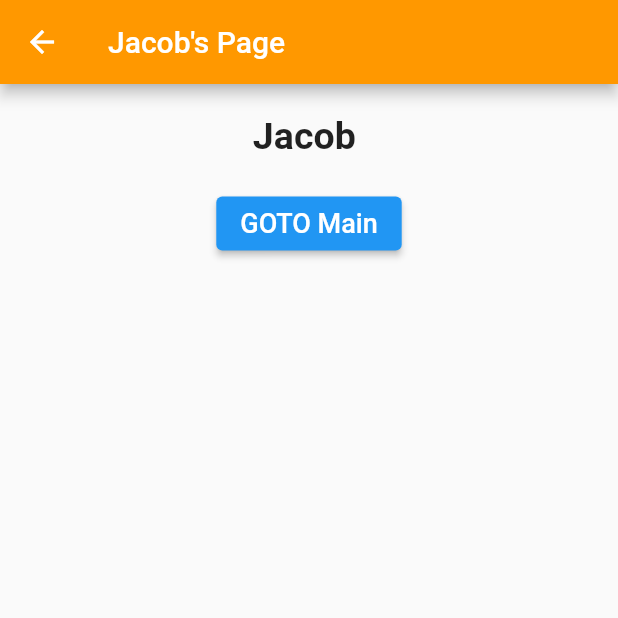
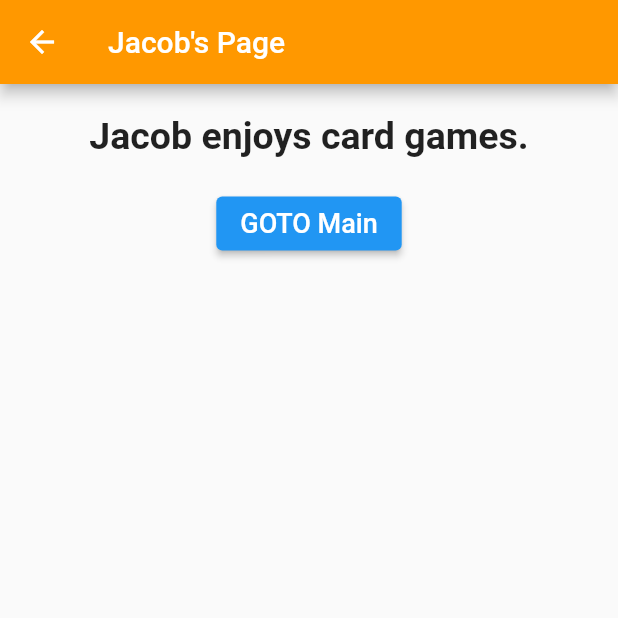
Before and after one commit to jordanlange/group3_A3, a Flutter app: the screen it shows after launch, after a tap on "Jacob", on a phone screen of 412 x 824 dp, the top half of it. Run offline on Flutter 3.47's test engine with Material 2 defaults, Android fonts, the phone set to English and light mode, and no system bars.

Commit message:
Second update

```diff
--- a/group3a3/lib/widgets/jacobPage.dart
+++ b/group3a3/lib/widgets/jacobPage.dart
@@ -23,7 +23,7 @@ class _JacobPageState extends State<JacobPage> {
           Padding
             (padding: const EdgeInsets.all(20),
             child: Text(
-              "Jacob ",
+              "Jacob enjoys card games.",
               style: TextStyle(fontSize: 25, fontWeight: FontWeight.bold),
             ),
           ),
```
